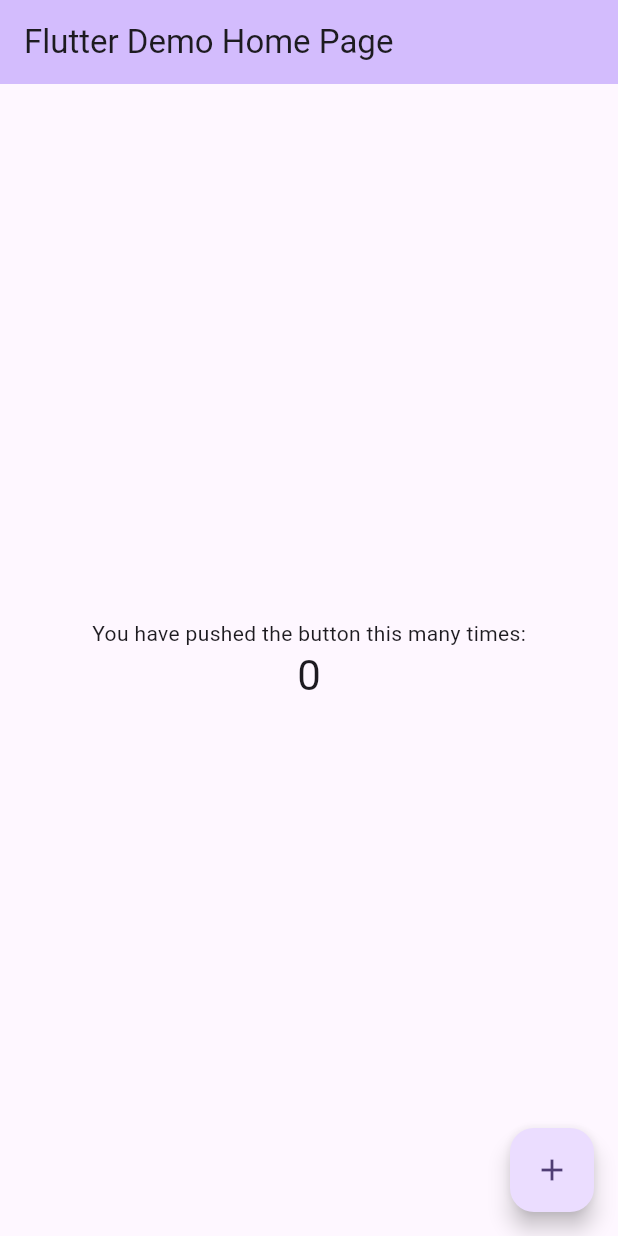
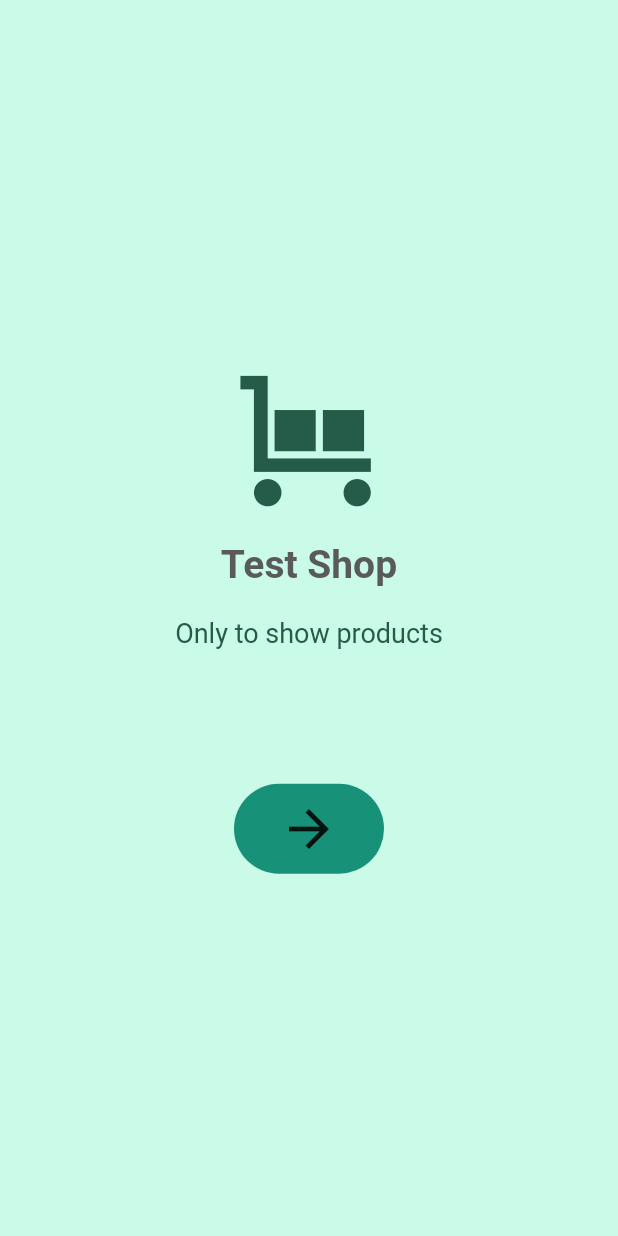
Before and after one commit to Z-i-n-k-s/test_app_flutter, a Flutter app: the screen it shows after launch, on a phone screen of 412 x 824 dp. Run offline on Flutter 3.47's test engine with Material 2 defaults, Android fonts, the phone set to English and light mode, and no system bars.

Commit message:
second commit ....

```diff
--- /dev/null
+++ b/lib/comp/button.dart
@@ -0,0 +1,24 @@
+import 'package:flutter/material.dart';
+
+class MyButton extends StatelessWidget {
+  final void Function()? onTap;
+
+  final Widget child;
+
+  const MyButton({super.key, required this.onTap, required this.child});
+
+  @override
+  Widget build(BuildContext context) {
+    return GestureDetector(
+      onTap: onTap,
+      child: Container(
+        decoration: BoxDecoration(
+          color: Theme.of(context).colorScheme.secondary,
+          borderRadius: BorderRadius.circular(30),
+        ),
+        padding: const EdgeInsets.fromLTRB(30, 10, 30, 10),
+        child: child,
+      ),
+    );
+  }
+}
--- a/lib/main.dart
+++ b/lib/main.dart
@@ -1,4 +1,7 @@
 import 'package:flutter/material.dart';
+import 'package:flutter_test_application/pages/shop_page.dart';
+import 'package:flutter_test_application/theme/theme.dart';
+import 'pages/intro_page.dart';
 
 void main() {
   runApp(const MyApp());
@@ -7,119 +10,16 @@ void main() {
 class MyApp extends StatelessWidget {
   const MyApp({super.key});
 
-  // This widget is the root of your application.
   @override
   Widget build(BuildContext context) {
     return MaterialApp(
-      title: 'Flutter Demo',
-      theme: ThemeData(
-        // This is the theme of your application.
-        //
-        // TRY THIS: Try running your application with "flutter run". You'll see
-        // the application has a blue toolbar. Then, without quitting the app,
-        // try changing the seedColor in the colorScheme below to Colors.green
-        // and then invoke "hot reload" (save your changes or press the "hot
-        // reload" button in a Flutter-supported IDE, or press "r" if you used
-        // the command line to start the app).
-        //
-        // Notice that the counter didn't reset back to zero; the application
-        // state is not lost during the reload. To reset the state, use hot
-        // restart instead.
-        //
-        // This works for code too, not just values: Most code changes can be
-        // tested with just a hot reload.
-        colorScheme: ColorScheme.fromSeed(seedColor: Colors.deepPurple),
-        useMaterial3: true,
-      ),
-      home: const MyHomePage(title: 'Flutter Demo Home Page'),
+      debugShowCheckedModeBanner: false,
+      home: const IntroPage(),
+      theme: lightMode,
+      routes: {
+        '/intro_page': (context) => const IntroPage(),
+        '/shop_page': (context) => const ShopPage(),
+      },
     );
   }
 }
-
-class MyHomePage extends StatefulWidget {
-  const MyHomePage({super.key, required this.title});
-
-  // This widget is the home page of your application. It is stateful, meaning
-  // that it has a State object (defined below) that contains fields that affect
-  // how it looks.
-
-  // This class is the configuration for the state. It holds the values (in this
-  // case the title) provided by the parent (in this case the App widget) and
-  // used by the build method of the State. Fields in a Widget subclass are
-  // always marked "final".
-
-  final String title;
-
-  @override
-  State<MyHomePage> createState() => _MyHomePageState();
-}
-
-class _MyHomePageState extends State<MyHomePage> {
-  int _counter = 0;
-
-  void _incrementCounter() {
-    setState(() {
-      // This call to setState tells the Flutter framework that something has
-      // changed in this State, which causes it to rerun the build method below
-      // so that the display can reflect the updated values. If we changed
-      // _counter without calling setState(), then the build method would not be
-      // called again, and so nothing would appear to happen.
-      _counter++;
-    });
-  }
-
-  @override
-  Widget build(BuildContext context) {
-    // This method is rerun every time setState is called, for instance as done
-    // by the _incrementCounter method above.
-    //
-    // The Flutter framework has been optimized to make rerunning build methods
-    // fast, so that you can just rebuild anything that needs updating rather
-    // than having to individually change instances of widgets.
-    return Scaffold(
-      appBar: AppBar(
-        // TRY THIS: Try changing the color here to a specific color (to
-        // Colors.amber, perhaps?) and trigger a hot reload to see the AppBar
-        // change color while the other colors stay the same.
-        backgroundColor: Theme.of(context).colorScheme.inversePrimary,
-        // Here we take the value from the MyHomePage object that was created by
-        // the App.build method, and use it to set our appbar title.
-        title: Text(widget.title),
-      ),
-      body: Center(
-        // Center is a layout widget. It takes a single child and positions it
-        // in the middle of the parent.
-        child: Column(
-          // Column is also a layout widget. It takes a list of children and
-          // arranges them vertically. By default, it sizes itself to fit its
-          // children horizontally, and tries to be as tall as its parent.
-          //
-          // Column has various properties to control how it sizes itself and
-          // how it positions its children. Here we use mainAxisAlignment to
-          // center the children vertically; the main axis here is the vertical
-          // axis because Columns are vertical (the cross axis would be
-          // horizontal).
-          //
-          // TRY THIS: Invoke "debug painting" (choose the "Toggle Debug Paint"
-          // action in the IDE, or press "p" in the console), to see the
-          // wireframe for each widget.
-          mainAxisAlignment: MainAxisAlignment.center,
-          children: <Widget>[
-            const Text(
-              'You have pushed the button this many times:',
-            ),
-            Text(
-              '$_counter',
-              style: Theme.of(context).textTheme.headlineMedium,
-            ),
-          ],
-        ),
-      ),
-      floatingActionButton: FloatingActionButton(
-        onPressed: _incrementCounter,
-        tooltip: 'Increment',
-        child: const Icon(Icons.add),
-      ), // This trailing comma makes auto-formatting nicer for build methods.
-    );
-  }
-}
--- a/lib/pages/intro_page.dart
+++ b/lib/pages/intro_page.dart
@@ -0,0 +1,63 @@
+import 'package:flutter/material.dart';
+import 'package:flutter_test_application/comp/button.dart';
+
+class IntroPage extends StatelessWidget {
+  const IntroPage({super.key});
+
+  @override
+  Widget build(BuildContext context) {
+    return Scaffold(
+      backgroundColor: Theme.of(context).colorScheme.background,
+      body: Center(
+        child: Column(mainAxisAlignment: MainAxisAlignment.center, children: [
+          //LOGO
+
+          Icon(
+            Icons.trolley,
+            size: 110,
+            color: Theme.of(context).colorScheme.inversePrimary,
+          ),
+
+          const SizedBox(
+            height: 10,
+          ),
+
+          //Title
+
+          const Text(
+            'Test Shop',
+            style: TextStyle(
+              color: Color.fromARGB(255, 90, 90, 90),
+              fontWeight: FontWeight.bold,
+              fontSize: 26,
+            ),
+          ),
+
+          // Sub title
+          const SizedBox(
+            height: 20,
+          ),
+          Text(
+            'Only to show products',
+            style: TextStyle(
+              color: Theme.of(context).colorScheme.inversePrimary,
+              fontSize: 18,
+            ),
+          ),
+
+          //button
+          const SizedBox(
+            height: 90,
+          ),
+          MyButton(
+            onTap: () => Navigator.pushNamed(context, '/shop_page'),
+            child: const Icon(
+              Icons.arrow_forward,
+              size: 40,
+            ),
+          )
+        ]),
+      ),
+    );
+  }
+}
--- /dev/null
+++ b/lib/pages/shop_page.dart
@@ -0,0 +1,12 @@
+import 'package:flutter/material.dart';
+
+class ShopPage extends StatelessWidget {
+  const ShopPage({super.key});
+
+  @override
+  Widget build(BuildContext context) {
+    return Scaffold(
+      appBar: AppBar(title: Text('Shop Page')),
+    );
+  }
+}
--- /dev/null
+++ b/lib/theme/theme.dart
@@ -0,0 +1,8 @@
+import 'package:flutter/material.dart';
+
+ThemeData lightMode = ThemeData(
+    colorScheme: const ColorScheme.light(
+        background: Color(0xFFC9FBE8),
+        primary: Color.fromARGB(255, 168, 233, 207),
+        secondary: Color.fromARGB(255, 23, 146, 120),
+        inversePrimary: Color.fromARGB(255, 36, 92, 73)));
```
